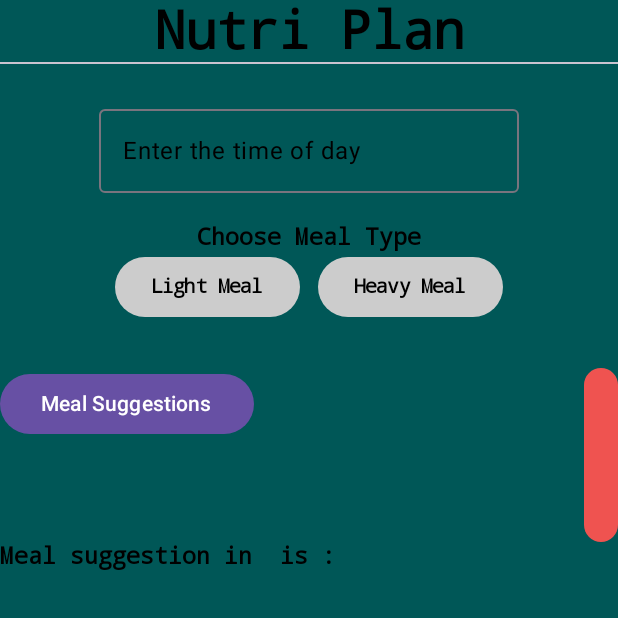
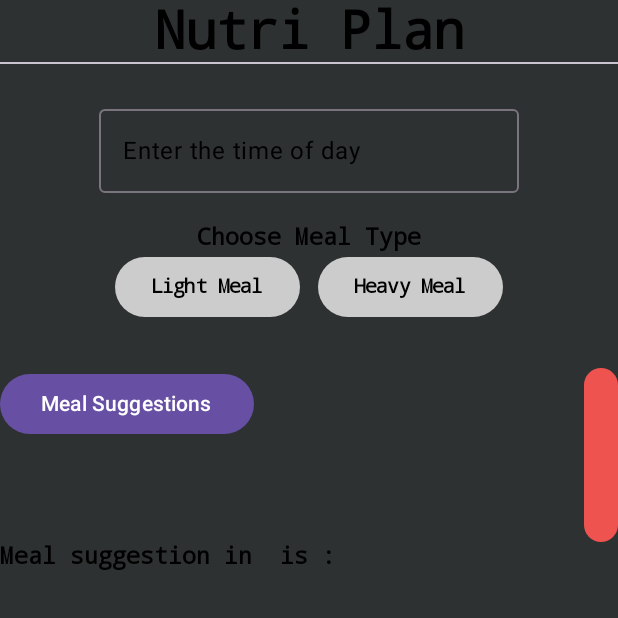
Before and after one commit to Natz-reddy/NutriPlan, an Android app built with Jetpack Compose: the screen it shows after launch (MainActivity), on a phone screen of 412 x 824 dp, the top half of it. Run offline under Robolectric (Android 15) with nearby library versions, the phone set to English and light mode, and no system bars.

Commit message:
editing times of day

```diff
--- a/app/src/main/java/com/example/nutriplan/MainActivity.kt
+++ b/app/src/main/java/com/example/nutriplan/MainActivity.kt
@@ -3,6 +3,7 @@ package com.example.nutriplan
 import android.os.Bundle
 import androidx.activity.ComponentActivity
 import androidx.activity.compose.setContent
+import androidx.compose.foundation.Image
 import androidx.compose.foundation.background
 import androidx.compose.foundation.layout.Arrangement
 import androidx.compose.foundation.layout.Box
@@ -30,6 +31,7 @@ import androidx.compose.ui.Alignment
 import androidx.compose.ui.Modifier
 import androidx.compose.ui.graphics.Brush
 import androidx.compose.ui.graphics.Color
+import androidx.compose.ui.res.painterResource
 import androidx.compose.ui.text.font.FontFamily
 import androidx.compose.ui.text.font.FontWeight
 import androidx.compose.ui.unit.dp
@@ -49,11 +51,12 @@ class MainActivity : ComponentActivity() {
                 mutableStateOf("heavy meal")
             }
 
+
             Column(
                 horizontalAlignment = Alignment.CenterHorizontally,
                 modifier = Modifier
                     .fillMaxSize()
-                    .background(Color(0xFF005757))
+                    .background(Color(0xFF2E3131))
 
             ) {
                 Text(
@@ -133,12 +136,12 @@ class MainActivity : ComponentActivity() {
                                     else -> "Yogurt with granola"
                                 }
 
-                                "lunch" -> when (mealtype) {
+                                "lunch"-> when (mealtype) {
                                     "light" -> "Vegetable salad"
                                     else -> "Chicken with rice"
                                 }
 
-                                "afternoon" -> when (mealtype) {
+                                "afternoon snack" -> when (mealtype) {
                                     "light" -> "Fruit salad"
                                     else -> "Sandwich with soup"
                                 }
@@ -182,13 +185,17 @@ class MainActivity : ComponentActivity() {
                             fontSize = 16.sp,
                             fontFamily = FontFamily.Monospace,
                             fontWeight = FontWeight.Black,
-                            modifier = Modifier.align(Alignment.Start).fillMaxWidth())
+                            modifier = Modifier
+                                .align(Alignment.Start)
+                                .fillMaxWidth())
                         Text(text = meals,
                             color = Color.Black,
                             fontSize = 16.sp,
                             fontFamily = FontFamily.Monospace,
                             fontWeight = FontWeight.Black,
-                            modifier = Modifier.align(Alignment.Start).fillMaxWidth())
+                            modifier = Modifier
+                                .align(Alignment.Start)
+                                .fillMaxWidth())
 
                     }
                 }
```
